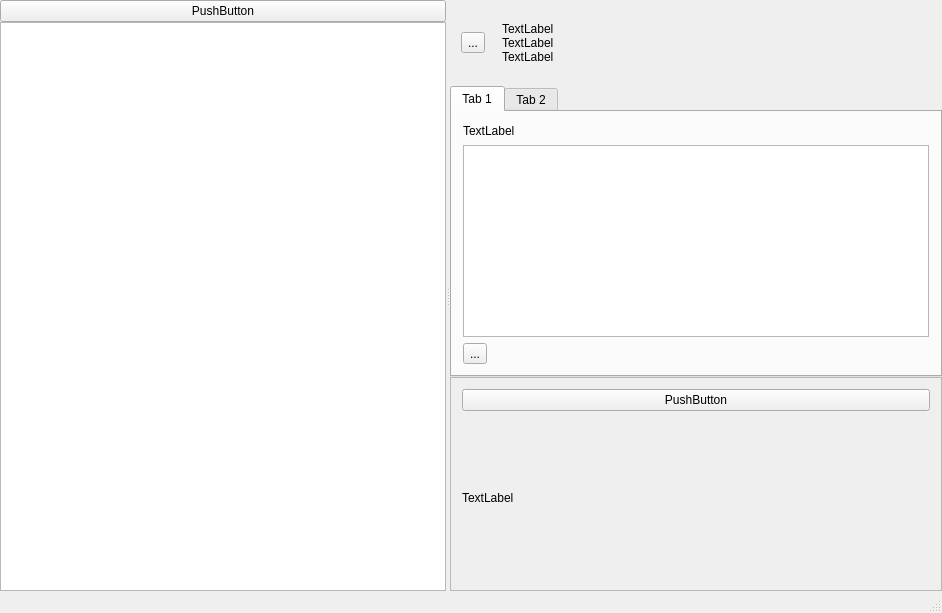
This is src/mainwindow.ui in app211/jaqet as Qt 5 draws it before an edit. The edited form follows.
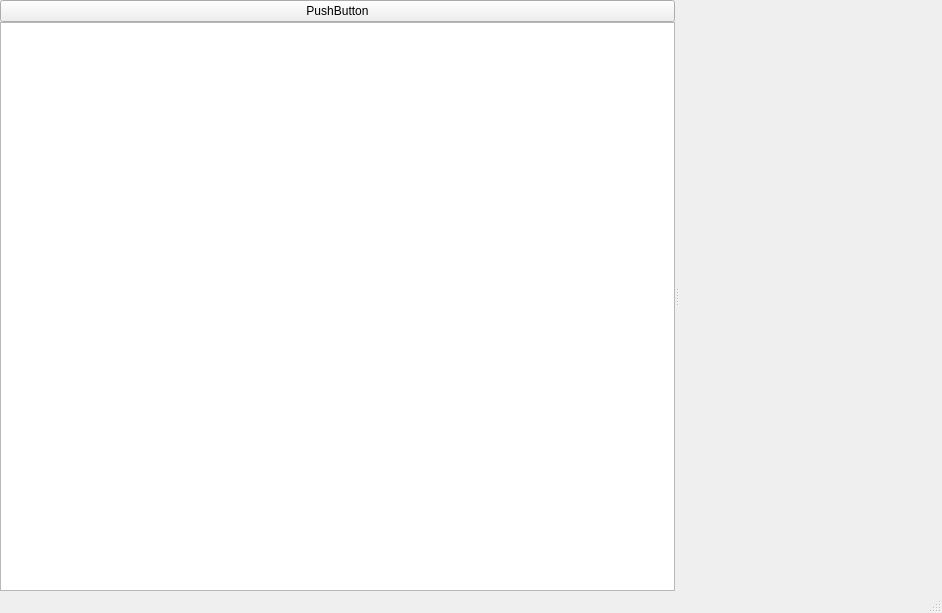
This is the edited form. The open tabs and pages were chosen to show the change. Custom widgets are drawn as their Qt base class.

```diff
--- a/src/mainwindow.ui
+++ b/src/mainwindow.ui
@@ -82,196 +82,7 @@
            </item>
           </layout>
          </widget>
-         <widget class="QWidget" name="widget_3" native="true">
-          <layout class="QHBoxLayout" name="horizontalLayout_3">
-           <property name="spacing">
-            <number>0</number>
-           </property>
-           <property name="leftMargin">
-            <number>0</number>
-           </property>
-           <property name="topMargin">
-            <number>0</number>
-           </property>
-           <property name="rightMargin">
-            <number>0</number>
-           </property>
-           <property name="bottomMargin">
-            <number>0</number>
-           </property>
-           <item>
-            <widget class="QStackedWidget" name="stackedWidget">
-             <property name="currentIndex">
-              <number>3</number>
-             </property>
-             <widget class="QWidget" name="pageProceed">
-              <layout class="QVBoxLayout" name="verticalLayout_7">
-               <item>
-                <widget class="QPushButton" name="Proceed">
-                 <property name="text">
-                  <string>PushButton</string>
-                 </property>
-                </widget>
-               </item>
-              </layout>
-             </widget>
-             <widget class="QWidget" name="page_2">
-              <layout class="QVBoxLayout" name="verticalLayout_8">
-               <property name="spacing">
-                <number>0</number>
-               </property>
-               <property name="leftMargin">
-                <number>0</number>
-               </property>
-               <property name="topMargin">
-                <number>0</number>
-               </property>
-               <property name="rightMargin">
-                <number>0</number>
-               </property>
-               <property name="bottomMargin">
-                <number>0</number>
-               </property>
-               <item>
-                <widget class="QWidget" name="widget_4" native="true">
-                 <layout class="QHBoxLayout" name="horizontalLayout">
-                  <item>
-                   <widget class="QToolButton" name="toolButtonRescrap">
-                    <property name="text">
-                     <string>...</string>
-                    </property>
-                   </widget>
-                  </item>
-                  <item>
-                   <widget class="QWidget" name="widget_6" native="true">
-                    <layout class="QVBoxLayout" name="verticalLayout_3">
-                     <property name="spacing">
-                      <number>0</number>
-                     </property>
-                     <item>
-                      <widget class="QLabel" name="labelMovieTitle">
-                       <property name="text">
-                        <string>TextLabel</string>
-                       </property>
-                      </widget>
-                     </item>
-                     <item>
-                      <widget class="QLabel" name="labelSeasonEpisode">
-                       <property name="text">
-                        <string>TextLabel</string>
-                       </property>
-                      </widget>
-                     </item>
-                     <item>
-                      <widget class="QLabel" name="labelEpisodeTitle">
-                       <property name="text">
-                        <string>TextLabel</string>
-                       </property>
-                      </widget>
-                     </item>
-                    </layout>
-                   </widget>
-                  </item>
-                 </layout>
-                </widget>
-               </item>
-               <item>
-                <widget class="QTabWidget" name="tabWidget_2">
-                 <property name="currentIndex">
-                  <number>1</number>
-                 </property>
-                 <widget class="QWidget" name="tab_2">
-                  <attribute name="title">
-                   <string>Tab 1</string>
-                  </attribute>
-                  <layout class="QVBoxLayout" name="verticalLayout_4">
-                   <item>
-                    <widget class="QLabel" name="labelUrl">
-                     <property name="sizePolicy">
-                      <sizepolicy hsizetype="Preferred" vsizetype="Expanding">
-                       <horstretch>0</horstretch>
-                       <verstretch>0</verstretch>
-                      </sizepolicy>
-                     </property>
-                     <property name="text">
-                      <string>TextLabel</string>
-                     </property>
-                     <property name="openExternalLinks">
-                      <bool>true</bool>
-                     </property>
-                    </widget>
-                   </item>
-                   <item>
-                    <widget class="QTextEdit" name="synopsis"/>
-                   </item>
-                   <item>
-                    <widget class="QToolButton" name="toolButtonSysnopsis">
-                     <property name="text">
-                      <string>...</string>
-                     </property>
-                    </widget>
-                   </item>
-                  </layout>
-                 </widget>
-                 <widget class="QWidget" name="tab_3">
-                  <attribute name="title">
-                   <string>Tab 2</string>
-                  </attribute>
-                  <layout class="QVBoxLayout" name="verticalLayout_6">
-                   <item>
-                    <widget class="QGraphicsView" name="graphicsViewPosters"/>
-                   </item>
-                  </layout>
-                 </widget>
-                </widget>
-               </item>
-               <item>
-                <widget class="QScrollArea" name="scrollArea_2">
-                 <property name="widgetResizable">
-                  <bool>true</bool>
-                 </property>
-                 <widget class="QWidget" name="scrollAreaWidgetContents_2">
-                  <property name="geometry">
-                   <rect>
-                    <x>0</x>
-                    <y>0</y>
-                    <width>485</width>
-                    <height>179</height>
-                   </rect>
-                  </property>
-                  <layout class="QVBoxLayout" name="verticalLayout_9">
-                   <item>
-                    <widget class="QPushButton" name="pushButton">
-                     <property name="text">
-                      <string>PushButton</string>
-                     </property>
-                    </widget>
-                   </item>
-                   <item>
-                    <widget class="QLabel" name="labelPoster">
-                     <property name="text">
-                      <string>TextLabel</string>
-                     </property>
-                    </widget>
-                   </item>
-                  </layout>
-                 </widget>
-                </widget>
-               </item>
-              </layout>
-             </widget>
-             <widget class="QWidget" name="page"/>
-             <widget class="QWidget" name="page_3">
-              <layout class="QVBoxLayout" name="verticalLayout">
-               <item>
-                <widget class="QGraphicsView" name="graphicsViewBingo"/>
-               </item>
-              </layout>
-             </widget>
-            </widget>
-           </item>
-          </layout>
-         </widget>
+         <widget class="PanelView" name="widget_3" native="true"/>
         </widget>
        </item>
       </layout>
@@ -292,6 +103,14 @@
   <widget class="QStatusBar" name="statusBar"/>
  </widget>
  <layoutdefault spacing="6" margin="11"/>
+ <customwidgets>
+  <customwidget>
+   <class>PanelView</class>
+   <extends>QWidget</extends>
+   <header>src/panelview.h</header>
+   <container>1</container>
+  </customwidget>
+ </customwidgets>
  <resources/>
  <connections>
   <connection>
```
